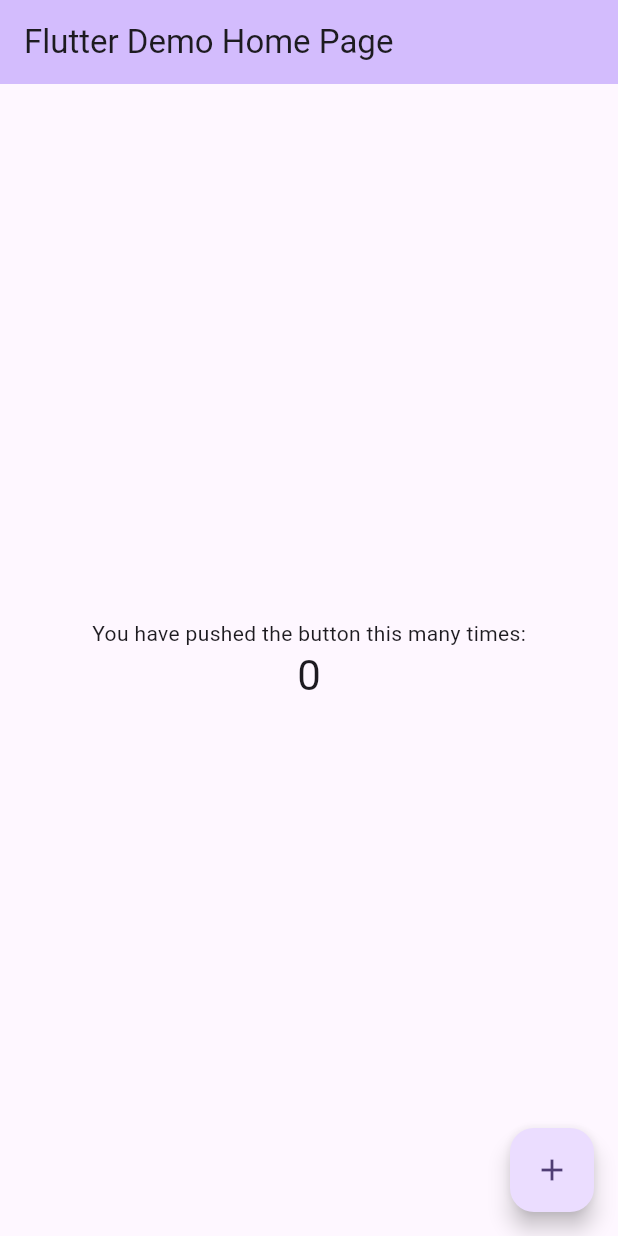
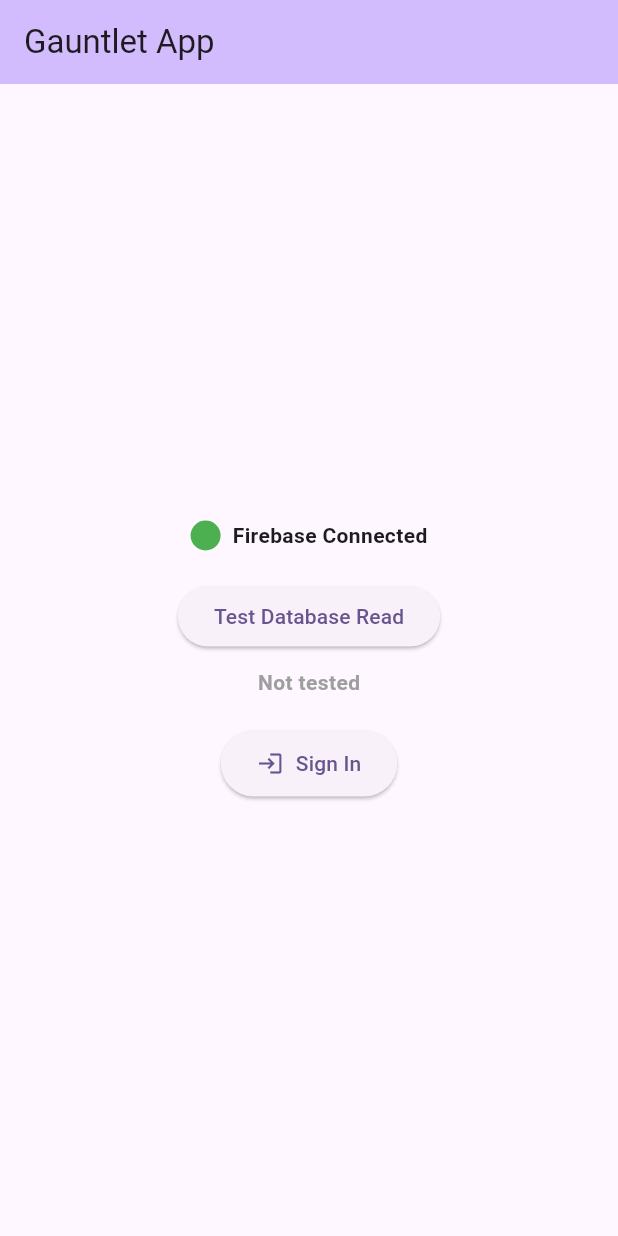
Before and after one commit to Rishab-Kumar09/Gauntlet-App, a Flutter app: the screen it shows after launch, on a phone screen of 412 x 824 dp. Run offline on Flutter 3.47's test engine with Material 3 defaults, Android fonts, the phone set to English and light mode, and no system bars; our stand-ins replace cloud_firestore, firebase_auth, firebase_core, flutter_dotenv; missing offline and left inert: firebase_ui_auth, firebase_ui_oauth_google; accounts and stored records are empty.

Commit message:
Add Firebase authentication with FirebaseUI, Google Sign-In, Email/Password support, and comprehensive README

```diff
--- a/lib/main.dart
+++ b/lib/main.dart
@@ -1,4 +1,11 @@
 import 'package:flutter/material.dart';
+import 'package:firebase_core/firebase_core.dart';
+import 'package:firebase_auth/firebase_auth.dart'
+    hide EmailAuthProvider, GoogleAuthProvider;
+import 'package:cloud_firestore/cloud_firestore.dart';
+import 'package:firebase_ui_auth/firebase_ui_auth.dart';
+import 'package:firebase_ui_oauth_google/firebase_ui_oauth_google.dart';
+import 'package:flutter_dotenv/flutter_dotenv.dart';
 
 void main() {
   runApp(const MyApp());
@@ -7,30 +14,60 @@
 class MyApp extends StatelessWidget {
   const MyApp({super.key});
 
-  // This widget is the root of your application.
+  Future<void> _initializeApp() async {
+    WidgetsFlutterBinding.ensureInitialized();
+
+    // Load .env file
+    await dotenv.load(fileName: ".env");
+
+    // Initialize Firebase
+    await Firebase.initializeApp(
+      options: FirebaseOptions(
+        apiKey: dotenv.env['FIREBASE_API_KEY']!,
+        authDomain: dotenv.env['FIREBASE_AUTH_DOMAIN']!,
+        projectId: dotenv.env['FIREBASE_PROJECT_ID']!,
+        storageBucket: dotenv.env['FIREBASE_STORAGE_BUCKET']!,
+        messagingSenderId: dotenv.env['FIREBASE_MESSAGING_SENDER_ID']!,
+        appId: dotenv.env['FIREBASE_APP_ID']!,
+      ),
+    );
+
+    print('✅ Firebase initialized successfully!');
+    print('📦 Project ID: ${dotenv.env['FIREBASE_PROJECT_ID']}');
+  }
+
   @override
   Widget build(BuildContext context) {
-    return MaterialApp(
-      title: 'Flutter Demo',
-      theme: ThemeData(
-        // This is the theme of your application.
-        //
-        // TRY THIS: Try running your application with "flutter run". You'll see
-        // the application has a purple toolbar. Then, without quitting the app,
-        // try changing the seedColor in the colorScheme below to Colors.green
-        // and then invoke "hot reload" (save your changes or press the "hot
-        // reload" button in a Flutter-supported IDE, or press "r" if you used
-        // the command line to start the app).
-        //
-        // Notice that the counter didn't reset back to zero; the application
-        // state is not lost during the reload. To reset the state, use hot
-        // restart instead.
-        //
-        // This works for code too, not just values: Most code changes can be
-        // tested with just a hot reload.
-        colorScheme: ColorScheme.fromSeed(seedColor: Colors.deepPurple),
-      ),
-      home: const MyHomePage(title: 'Flutter Demo Home Page'),
+    return FutureBuilder(
+      future: _initializeApp(),
+      builder: (context, snapshot) {
+        // Show error if initialization fails
+        if (snapshot.hasError) {
+          return MaterialApp(
+            home: Scaffold(
+              body: Center(
+                child: Text('Initialization Error: ${snapshot.error}'),
+              ),
+            ),
+          );
+        }
+
+        // Show app once initialization is complete
+        if (snapshot.connectionState == ConnectionState.done) {
+          return MaterialApp(
+            title: 'Gauntlet App',
+            theme: ThemeData(
+              colorScheme: ColorScheme.fromSeed(seedColor: Colors.deepPurple),
+            ),
+            home: const MyHomePage(title: 'Gauntlet App'),
+          );
+        }
+
+        // Show loading indicator while initializing
+        return const MaterialApp(
+          home: Scaffold(body: Center(child: CircularProgressIndicator())),
+        );
+      },
     );
   }
 }
@@ -54,17 +91,82 @@
 }
 
 class _MyHomePageState extends State<MyHomePage> {
-  int _counter = 0;
+  User? _currentUser;
+  String _dbStatus = 'Not tested';
 
-  void _incrementCounter() {
-    setState(() {
-      // This call to setState tells the Flutter framework that something has
-      // changed in this State, which causes it to rerun the build method below
-      // so that the display can reflect the updated values. If we changed
-      // _counter without calling setState(), then the build method would not be
-      // called again, and so nothing would appear to happen.
-      _counter++;
+  @override
+  void initState() {
+    super.initState();
+    // Listen to auth state changes - keeps user signed in
+    FirebaseAuth.instance.authStateChanges().listen((User? user) {
+      setState(() {
+        _currentUser = user;
+      });
+      if (user != null) {
+        print('✅ User signed in: ${user.displayName}');
+        print('📸 Photo URL: ${user.photoURL}');
+      } else {
+        print('👤 No user signed in');
+      }
     });
+  }
+
+  void _signInWithGoogle() {
+    Navigator.push(
+      context,
+      MaterialPageRoute(
+        builder:
+            (context) => SignInScreen(
+              providers: [GoogleProvider(clientId: ''), EmailAuthProvider()],
+              actions: [
+                AuthStateChangeAction<SignedIn>((context, state) {
+                  // Automatically close sign-in screen after successful login
+                  Navigator.of(context).pop();
+                }),
+              ],
+              headerBuilder: (context, constraints, shrinkOffset) {
+                return const Padding(
+                  padding: EdgeInsets.all(20),
+                  child: Column(
+                    children: [
+                      Text(
+                        'Welcome to Gauntlet App',
+                        style: TextStyle(
+                          fontSize: 24,
+                          fontWeight: FontWeight.bold,
+                        ),
+                      ),
+                      SizedBox(height: 10),
+                      Text('Sign in to continue'),
+                    ],
+                  ),
+                );
+              },
+            ),
+      ),
+    );
+  }
+
+  Future<void> _signOut() async {
+    await FirebaseAuth.instance.signOut();
+    print('👋 Signed out');
+  }
+
+  Future<void> _testDatabase() async {
+    try {
+      var snapshot =
+          await FirebaseFirestore.instance.collection('users').limit(1).get();
+
+      setState(() {
+        _dbStatus = '✅ Read Success (${snapshot.docs.length} docs found)';
+      });
+      print('✅ Database read successful!');
+    } catch (e) {
+      setState(() {
+        _dbStatus = '❌ ${e.toString()}';
+      });
+      print('❌ Database error: $e');
+    }
   }
 
   @override
@@ -104,19 +206,101 @@
           // wireframe for each widget.
           mainAxisAlignment: MainAxisAlignment.center,
           children: <Widget>[
-            const Text('You have pushed the button this many times:'),
+            Row(
+              mainAxisAlignment: MainAxisAlignment.center,
+              children: [
+                Container(
+                  width: 20,
+                  height: 20,
+                  decoration: BoxDecoration(
+                    shape: BoxShape.circle,
+                    color: Firebase.apps.isNotEmpty ? Colors.green : Colors.red,
+                  ),
+                ),
+                const SizedBox(width: 8),
+                Text(
+                  Firebase.apps.isNotEmpty
+                      ? 'Firebase Connected'
+                      : 'Firebase Disconnected',
+                  style: const TextStyle(fontWeight: FontWeight.bold),
+                ),
+              ],
+            ),
+            const SizedBox(height: 20),
+            ElevatedButton(
+              onPressed: _testDatabase,
+              child: const Text('Test Database Read'),
+            ),
+            const SizedBox(height: 10),
             Text(
-              '$_counter',
-              style: Theme.of(context).textTheme.headlineMedium,
+              _dbStatus,
+              style: TextStyle(
+                fontWeight: FontWeight.bold,
+                color:
+                    _dbStatus.contains('✅')
+                        ? Colors.green
+                        : _dbStatus.contains('❌')
+                        ? Colors.red
+                        : Colors.grey,
+              ),
             ),
+            const SizedBox(height: 20),
+            if (_currentUser == null)
+              ElevatedButton.icon(
+                onPressed: _signInWithGoogle,
+                icon: const Icon(Icons.login),
+                label: const Text('Sign In'),
+                style: ElevatedButton.styleFrom(
+                  padding: const EdgeInsets.symmetric(
+                    horizontal: 24,
+                    vertical: 12,
+                  ),
+                ),
+              )
+            else
+              Column(
+                children: [
+                  CircleAvatar(
+                    radius: 40,
+                    backgroundColor: Colors.grey[300],
+                    backgroundImage:
+                        _currentUser!.photoURL != null &&
+                                _currentUser!.photoURL!.isNotEmpty
+                            ? NetworkImage(_currentUser!.photoURL!)
+                            : null,
+                    child:
+                        _currentUser!.photoURL == null ||
+                                _currentUser!.photoURL!.isEmpty
+                            ? const Icon(
+                              Icons.person,
+                              size: 40,
+                              color: Colors.grey,
+                            )
+                            : null,
+                  ),
+                  const SizedBox(height: 10),
+                  Text(
+                    _currentUser!.displayName ?? 'User',
+                    style: const TextStyle(
+                      fontSize: 20,
+                      fontWeight: FontWeight.bold,
+                    ),
+                  ),
+                  Text(
+                    _currentUser!.email ?? '',
+                    style: const TextStyle(color: Colors.grey),
+                  ),
+                  const SizedBox(height: 10),
+                  ElevatedButton.icon(
+                    onPressed: _signOut,
+                    icon: const Icon(Icons.logout),
+                    label: const Text('Sign Out'),
+                  ),
+                ],
+              ),
           ],
         ),
       ),
-      floatingActionButton: FloatingActionButton(
-        onPressed: _incrementCounter,
-        tooltip: 'Increment',
-        child: const Icon(Icons.add),
-      ), // This trailing comma makes auto-formatting nicer for build methods.
     );
   }
 }
```
Also changed, not shown: pubspec.yaml (+12 -3 lines), pubspec.lock, 7 other files.
